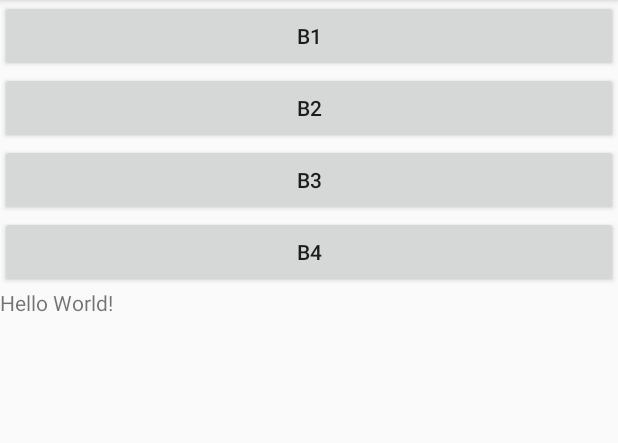
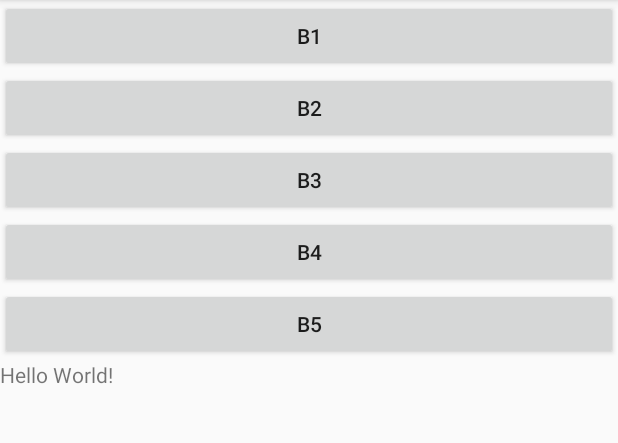
Before and after one commit to shiauhubanban/Android19, an Android app: the screen it shows after launch (MainActivity), after a tap on "B3", on a phone screen of 412 x 824 dp, the part 84-527 px from its top. Run offline under Robolectric (Android 15) with nearby library versions, the phone set to English and light mode, and no system bars.

Commit message:
v3 錄音

```diff
--- a/app/src/main/java/com/org/iii/shine19/MainActivity.java
+++ b/app/src/main/java/com/org/iii/shine19/MainActivity.java
@@ -6,7 +6,9 @@ import android.content.Intent;
 import android.content.pm.PackageManager;
 import android.database.Cursor;
 import android.media.MediaPlayer;
+import android.media.MediaRecorder;
 import android.net.Uri;
+import android.os.Environment;
 import android.provider.MediaStore;
 import android.support.v4.app.ActivityCompat;
 import android.support.v4.content.ContextCompat;
@@ -15,9 +17,13 @@ import android.os.Bundle;
 import android.util.Log;
 import android.view.View;
 
+import java.io.File;
+
 public class MainActivity extends AppCompatActivity {
     private MediaPlayer mp;
     private String strPlayMusic;
+    private MediaRecorder mr;
+    private File sdroot;
 
     @Override
     protected void onCreate(Bundle savedInstanceState) {
@@ -33,15 +39,18 @@ public class MainActivity extends AppCompatActivity {
                             Manifest.permission.WRITE_EXTERNAL_STORAGE},
                     123);
         }
+        sdroot = Environment.getExternalStorageDirectory();
 
     }
 
+    //使用外部錄音
     public void b1(View v){
         Intent intent =
                 new Intent(MediaStore.Audio.Media.RECORD_SOUND_ACTION);
         startActivityForResult(intent, 1);
     }
 
+    //播放外部的
     public void b2(View v){
         if (strPlayMusic == null) return;
 
@@ -66,6 +75,44 @@ public class MainActivity extends AppCompatActivity {
         }
     }
 
+    //錄音
+    public void b3(View v) {
+        mr = new MediaRecorder();
+        mr.setAudioSource(MediaRecorder.AudioSource.MIC);
+        mr.setOutputFormat(MediaRecorder.OutputFormat.THREE_GPP);
+        mr.setAudioEncoder(MediaRecorder.AudioEncoder.DEFAULT);
+        mr.setOutputFile(sdroot.getAbsolutePath() + "/shine.3gp");
+
+
+        try {
+            mr.prepare();
+            mr.start();
+        }catch (Exception ee){
+            Log.v("shine", ee.toString());
+        }
+    }
+
+    //暫停
+    public void b4(View v){
+        if (mr!=null){
+            mr.stop();
+            mr.release();
+            mr = null;
+        }
+    }
+
+    //播放
+    public void b5(View v){
+        try {
+            mp = new MediaPlayer();
+            mp.setDataSource(sdroot.getAbsolutePath() + "/shine.3gp");
+            mp.prepare();
+            mp.start();
+        }catch(Exception e){
+            Log.v("shine", e.toString());
+        }
+    }
+
     public String getRealPathFromURI(Uri contentUri) {
         ContentResolver re = getContentResolver();
         String[] proj = { MediaStore.Audio.Media.DATA };
--- a/app/src/main/res/layout/activity_main.xml
+++ b/app/src/main/res/layout/activity_main.xml
@@ -27,6 +27,11 @@
         android:layout_height="wrap_content"
         android:onClick="b4"
         android:text="B4" />
+    <Button
+        android:layout_width="match_parent"
+        android:layout_height="wrap_content"
+        android:onClick="b5"
+        android:text="B5" />
 
     <TextView
         android:layout_width="wrap_content"
```
